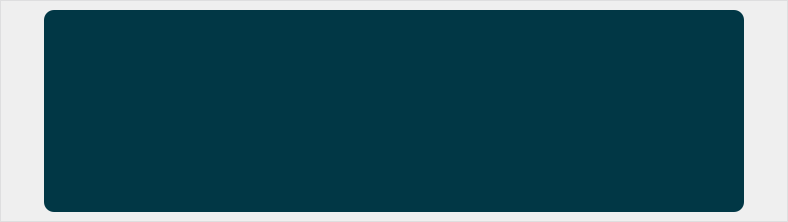
This is TestDemo-2/output_widget.ui in mrshakil015/Python-GUI-PyQt6 as Qt 5 draws it before an edit. The edited form follows.
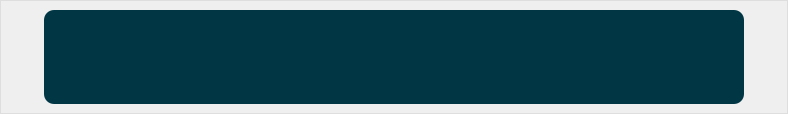
This is the edited form. Icons and pictures are not drawn.

Patch:
```diff
--- a/TestDemo-2/output_widget.ui
+++ b/TestDemo-2/output_widget.ui
@@ -7,7 +7,7 @@
     <x>0</x>
     <y>0</y>
     <width>788</width>
-    <height>222</height>
+    <height>114</height>
    </rect>
   </property>
   <property name="minimumSize">
@@ -84,7 +84,7 @@
             <enum>QFrame::Raised</enum>
            </property>
            <layout class="QGridLayout" name="gridLayout_4">
-            <item row="0" column="0">
+            <item row="0" column="0" alignment="Qt::AlignTop">
              <widget class="QLabel" name="label">
               <property name="minimumSize">
                <size>
```
